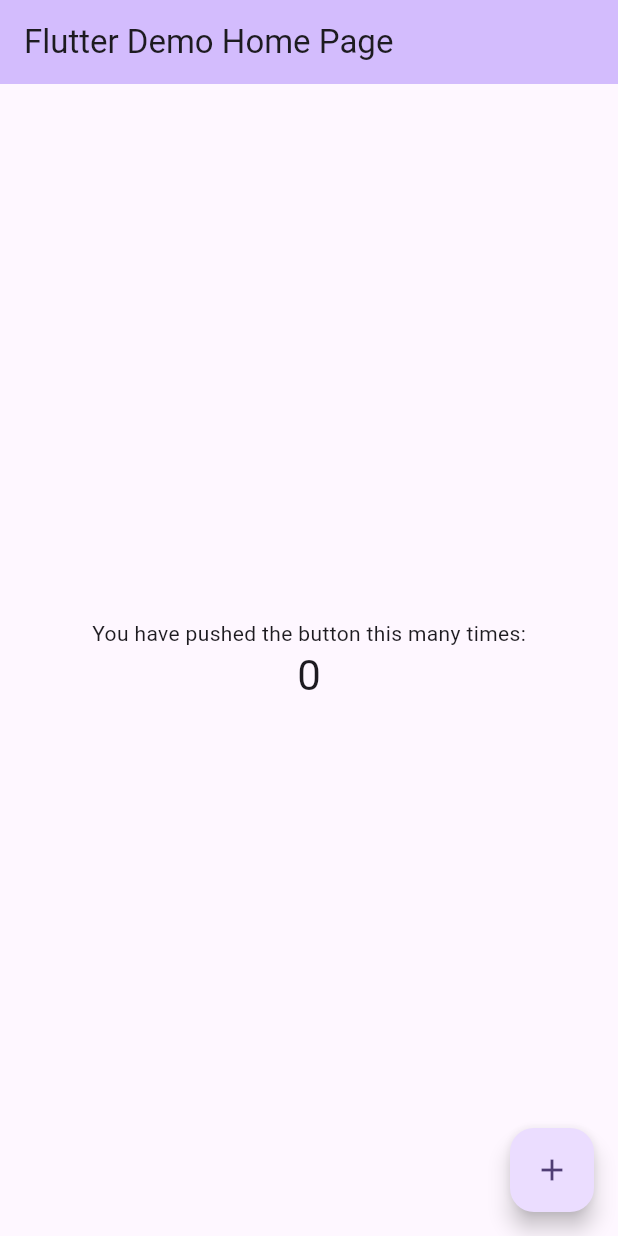
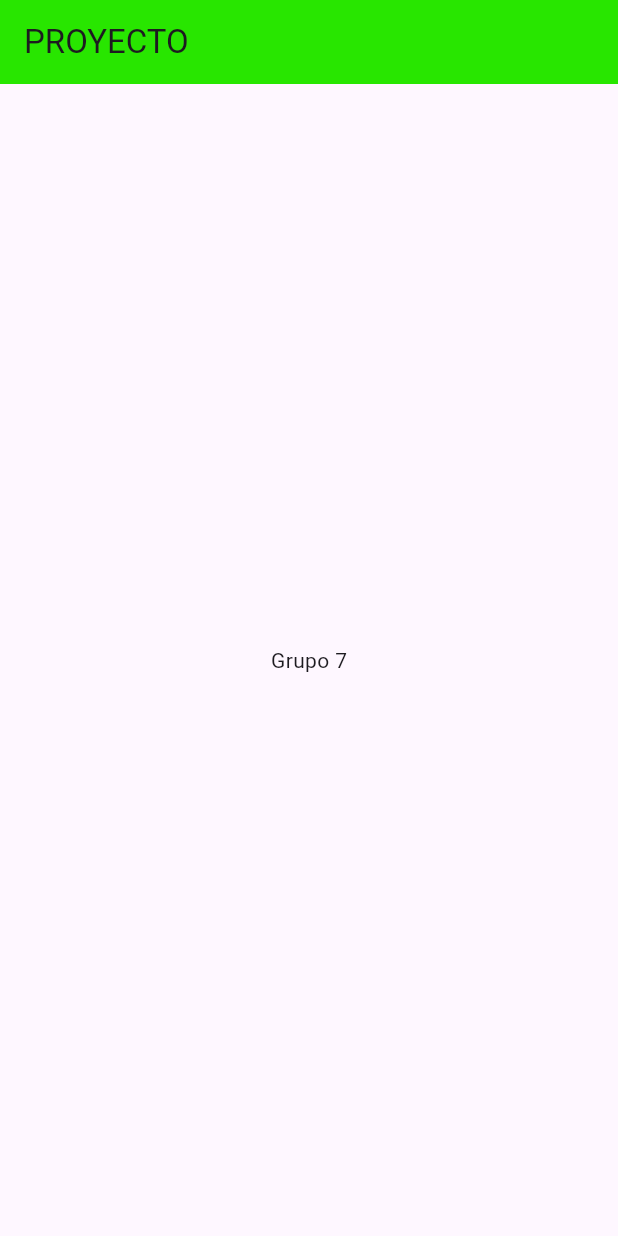
Before and after one commit to FioreEnojona/movil2Proyecto, a Flutter app: the screen it shows after launch, on a phone screen of 412 x 824 dp. Run offline on Flutter 3.47's test engine with Material 3 defaults, Android fonts, the phone set to English and light mode, and no system bars; missing offline and left inert: movil2Proyecto; statements that could not run were skipped.

Commit message:
Add files via upload

```diff
--- a/lib/main.dart
+++ b/lib/main.dart
@@ -1,4 +1,9 @@
 import 'package:flutter/material.dart';
+import 'package:movil2Proyecto/Home_Screen.dart';
+import 'package:movil2Proyecto/Añadir_Receta.dart';
+import 'package:movil2Proyecto/Búsqueda.dart';
+import 'package:movil2Proyecto/editar_perfil.dart';
+import 'package:movil2Proyecto/Otras_Recetas.dart';
 
 void main() {
   runApp(const MyApp());
@@ -7,116 +12,34 @@ void main() {
 class MyApp extends StatelessWidget {
   const MyApp({super.key});
 
-  // This widget is the root of your application.
   @override
   Widget build(BuildContext context) {
-    return MaterialApp(
-      title: 'Flutter Demo',
-      theme: ThemeData(
-        // This is the theme of your application.
-        //
-        // TRY THIS: Try running your application with "flutter run". You'll see
-        // the application has a purple toolbar. Then, without quitting the app,
-        // try changing the seedColor in the colorScheme below to Colors.green
-        // and then invoke "hot reload" (save your changes or press the "hot
-        // reload" button in a Flutter-supported IDE, or press "r" if you used
-        // the command line to start the app).
-        //
-        // Notice that the counter didn't reset back to zero; the application
-        // state is not lost during the reload. To reset the state, use hot
-        // restart instead.
-        //
-        // This works for code too, not just values: Most code changes can be
-        // tested with just a hot reload.
-        colorScheme: ColorScheme.fromSeed(seedColor: Colors.deepPurple),
-      ),
-      home: const MyHomePage(title: 'Flutter Demo Home Page'),
+    return const MaterialApp(
+      initialRoute: '/',
+      routes: {
+        '/': (context) => const HomeScreen(),
+        '/Añadir_Receta': (context) => const AñadirRecetaScreen(),
+        '/Busqueda': (context) => const BusquedaScreen(),
+        '/editar_perfil': (context) => const EditarPerfilScreen(),
+        '/Otras_Recetas': (context) => const OtrasRecetasScreen(),
+      },
     );
   }
 }
 
-class MyHomePage extends StatefulWidget {
-  const MyHomePage({super.key, required this.title});
-
-  // This widget is the home page of your application. It is stateful, meaning
-  // that it has a State object (defined below) that contains fields that affect
-  // how it looks.
-
-  // This class is the configuration for the state. It holds the values (in this
-  // case the title) provided by the parent (in this case the App widget) and
-  // used by the build method of the State. Fields in a Widget subclass are
-  // always marked "final".
-
-  final String title;
-
-  @override
-  State<MyHomePage> createState() => _MyHomePageState();
-}
-
-class _MyHomePageState extends State<MyHomePage> {
-  int _counter = 0;
-
-  void _incrementCounter() {
-    setState(() {
-      // This call to setState tells the Flutter framework that something has
-      // changed in this State, which causes it to rerun the build method below
-      // so that the display can reflect the updated values. If we changed
-      // _counter without calling setState(), then the build method would not be
-      // called again, and so nothing would appear to happen.
-      _counter++;
-    });
-  }
+class HomeScreen extends StatelessWidget {
+  const HomeScreen({Key? key}) : super(key: key);
 
   @override
   Widget build(BuildContext context) {
-    // This method is rerun every time setState is called, for instance as done
-    // by the _incrementCounter method above.
-    //
-    // The Flutter framework has been optimized to make rerunning build methods
-    // fast, so that you can just rebuild anything that needs updating rather
-    // than having to individually change instances of widgets.
     return Scaffold(
       appBar: AppBar(
-        // TRY THIS: Try changing the color here to a specific color (to
-        // Colors.amber, perhaps?) and trigger a hot reload to see the AppBar
-        // change color while the other colors stay the same.
-        backgroundColor: Theme.of(context).colorScheme.inversePrimary,
-        // Here we take the value from the MyHomePage object that was created by
-        // the App.build method, and use it to set our appbar title.
-        title: Text(widget.title),
+        backgroundColor: Color.fromARGB(255, 40, 230, 0),
+        title: const Text("PROYECTO"),
       ),
-      body: Center(
-        // Center is a layout widget. It takes a single child and positions it
-        // in the middle of the parent.
-        child: Column(
-          // Column is also a layout widget. It takes a list of children and
-          // arranges them vertically. By default, it sizes itself to fit its
-          // children horizontally, and tries to be as tall as its parent.
-          //
-          // Column has various properties to control how it sizes itself and
-          // how it positions its children. Here we use mainAxisAlignment to
-          // center the children vertically; the main axis here is the vertical
-          // axis because Columns are vertical (the cross axis would be
-          // horizontal).
-          //
-          // TRY THIS: Invoke "debug painting" (choose the "Toggle Debug Paint"
-          // action in the IDE, or press "p" in the console), to see the
-          // wireframe for each widget.
-          mainAxisAlignment: MainAxisAlignment.center,
-          children: <Widget>[
-            const Text('You have pushed the button this many times:'),
-            Text(
-              '$_counter',
-              style: Theme.of(context).textTheme.headlineMedium,
-            ),
-          ],
-        ),
+      body: const Center(
+        child: Text("Grupo 7"),
       ),
-      floatingActionButton: FloatingActionButton(
-        onPressed: _incrementCounter,
-        tooltip: 'Increment',
-        child: const Icon(Icons.add),
-      ), // This trailing comma makes auto-formatting nicer for build methods.
     );
   }
 }
```
Also changed, not shown: lib/Añadir_Receta.dart (added, +36 -0 lines), lib/Busqueda.dart (added, +41 -0 lines), lib/Home_Screen.dart (added, +44 -0 lines), lib/Otras_Recetas.dart (added, +26 -0 lines), lib/editar_perfil.dart (added, +41 -0 lines).
